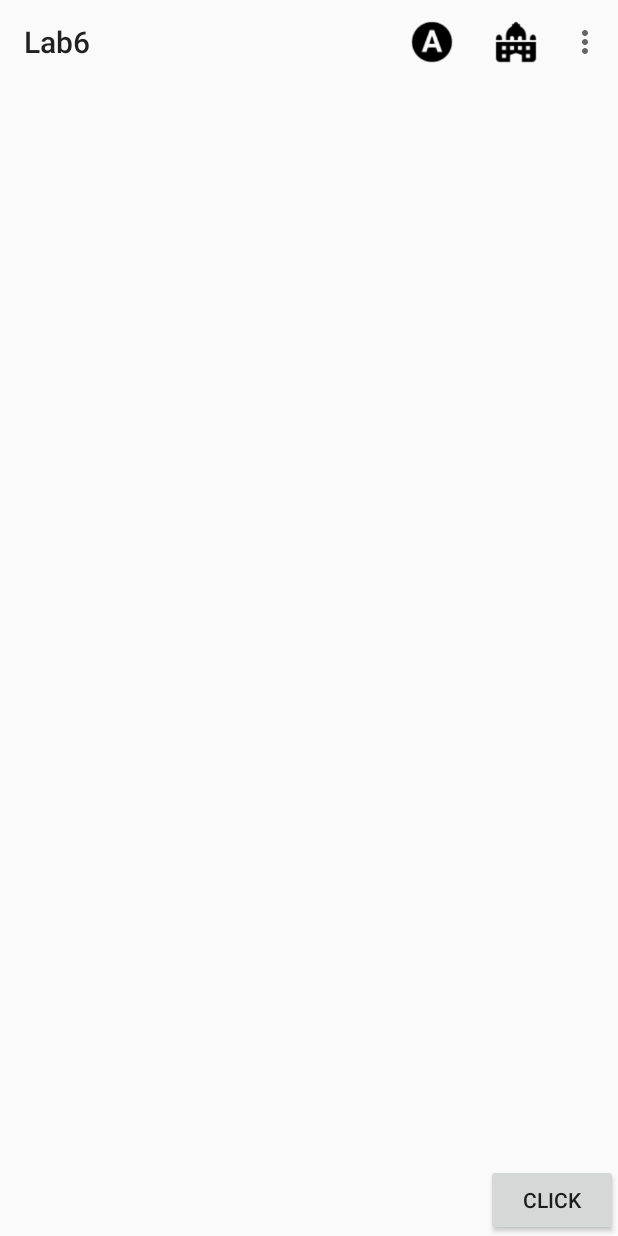
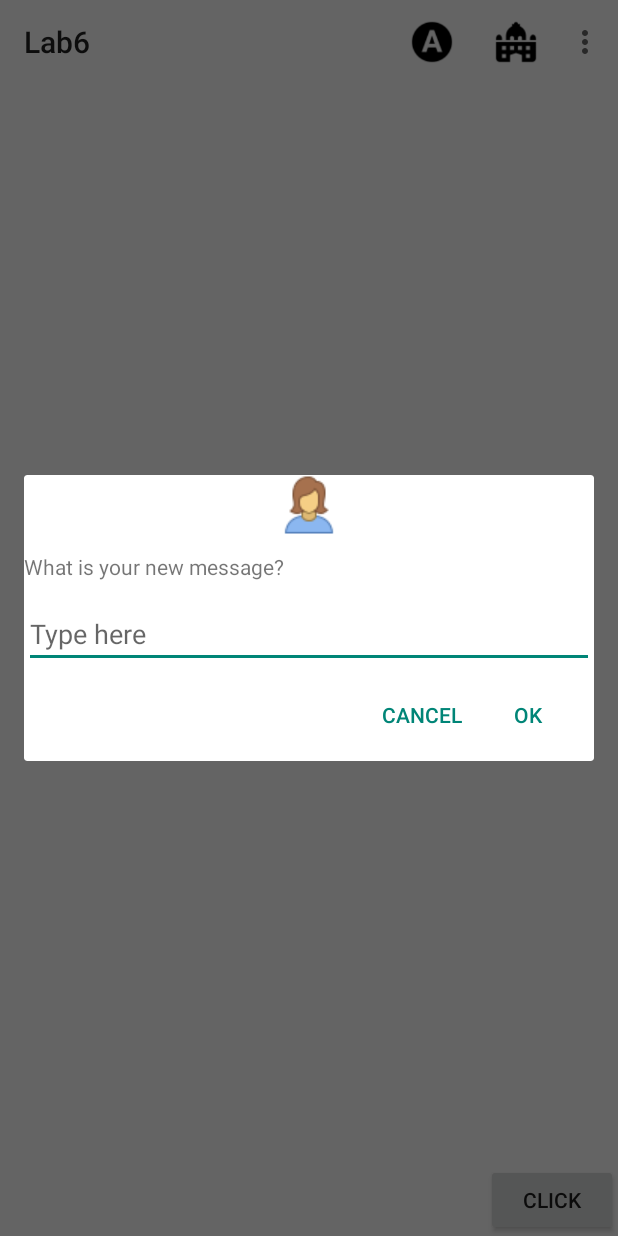
Before and after one commit to Smilesli/CST2335_GUI, an Android app: the TestToolbar screen opened directly, with no data from a screen before it, in the options menu, after a tap on "Three", on a phone screen of 412 x 824 dp. Run offline under Robolectric (Android 15) with nearby library versions, the phone set to English and light mode, and no system bars.

Commit message:
Finished lab 8

```diff
--- /dev/null
+++ b/app/src/main/java/com/example/yueli/androidlabs/ExampleDialog.java
@@ -0,0 +1,62 @@
+//android.support.v7.app.AppCompatDialogFragment
+
+package com.example.yueli.androidlabs;
+
+import android.app.AlertDialog;
+import android.app.Dialog;
+import android.content.Context;
+import android.content.DialogInterface;
+import android.os.Bundle;
+import android.support.v7.app.AppCompatDialogFragment;
+import android.view.LayoutInflater;
+import android.view.View;
+import android.widget.EditText;
+
+public class ExampleDialog extends AppCompatDialogFragment {
+
+    private EditText editTextMessage;
+    private ExampleDialogListener listener;
+
+    @Override
+    public Dialog onCreateDialog(Bundle savedInstanceState) {
+        AlertDialog.Builder builder = new AlertDialog.Builder(getActivity());
+
+        LayoutInflater inflater = getActivity().getLayoutInflater();
+        View view = inflater.inflate(R.layout.layout_dialog,null);
+
+        builder.setView(view)
+                .setNegativeButton(R.string.cancel,new DialogInterface.OnClickListener(){
+                    public void onClick(DialogInterface dialog, int id){
+
+                    }
+                })
+                .setPositiveButton(R.string.ok,new DialogInterface.OnClickListener(){
+                    public void onClick(DialogInterface dialog, int id){
+                        //Intent resultIntent = new Intent();
+                        //resultIntent.putExtra("Response","Here is my response");
+                        //setResult(Activity.RESULT_OK,resultIntent);
+                        //finish();
+                        String message = editTextMessage.getText().toString();
+                        listener.applyTexts(message);
+                    }
+                });
+        editTextMessage = view.findViewById(R.id.edit_message);
+
+        return builder.create();
+    }
+
+    @Override
+    public void onAttach(Context context) {
+        super.onAttach(context);
+
+        try {
+            listener = (ExampleDialogListener)context;
+        } catch (ClassCastException e) {
+            throw new ClassCastException(context.toString() + "must implement ExampleDialogListener");
+        }
+    }
+
+    public interface ExampleDialogListener{
+        void applyTexts(String message);
+    }
+}
--- a/app/src/main/java/com/example/yueli/androidlabs/TestToolbar.java
+++ b/app/src/main/java/com/example/yueli/androidlabs/TestToolbar.java
@@ -16,9 +16,10 @@ import android.view.View;
 import android.widget.Button;
 import android.widget.Toast;
 
-public class TestToolbar extends AppCompatActivity {
+public class TestToolbar extends AppCompatActivity implements ExampleDialog.ExampleDialogListener {
 
     private static final String TAG = "TestToolbar";
+    String currentMessage = "You selected item 1";
     @Override
     protected void onCreate(Bundle savedInstanceState) {
         super.onCreate(savedInstanceState);
@@ -41,7 +42,6 @@ public class TestToolbar extends AppCompatActivity {
         switch(item.getItemId()){
             case R.id.action_one:
             {
-                String currentMessage = "You selected item 1";
                 Snackbar.make(findViewById(R.id.action_one),currentMessage,Snackbar.LENGTH_SHORT).show();
                 //Log.i(TAG, "iteam one is selected");
             }
@@ -73,8 +73,10 @@ public class TestToolbar extends AppCompatActivity {
                 break;
             case R.id.action_three:
             {
+                Log.i(TAG, "iteam three is selected");
+                openDialog();
+
             }
-                Log.i(TAG, "iteam three is selected");
                 break;
             case R.id.action_4:
                 Toast.makeText(getApplicationContext(),R.string.aboutinfo, Toast.LENGTH_SHORT).show();
@@ -83,8 +85,19 @@ public class TestToolbar extends AppCompatActivity {
         return super.onOptionsItemSelected(item);
     }
 
+    public void openDialog(){
+        ExampleDialog exampleDialog = new ExampleDialog();
+        exampleDialog.show(getSupportFragmentManager(),"example diaglog");
+    }
+
+
 
     public void onButtonClick(View view){
         Snackbar.make((Button)findViewById(R.id.button5),"Message to show",Snackbar.LENGTH_SHORT).show();
     }
+
+    @Override
+    public void applyTexts(String message) {
+        currentMessage = message;
+    }
 }
--- /dev/null
+++ b/app/src/main/res/layout/layout_dialog.xml
@@ -0,0 +1,26 @@
+<?xml version="1.0" encoding="utf-8"?>
+<RelativeLayout xmlns:android="http://schemas.android.com/apk/res/android"
+                android:layout_width="match_parent"
+                android:layout_height="match_parent">
+
+    <ImageView
+            android:id="@+id/dialog_image"
+            android:layout_width="match_parent"
+            android:layout_height="wrap_content"
+            android:src="@drawable/row_odd" />
+
+    <TextView
+            android:id="@+id/dialogtextView2"
+            android:layout_width="match_parent"
+            android:layout_height="wrap_content"
+            android:text="@string/dialog_message1" android:layout_alignParentStart="true"
+            android:layout_alignParentTop="true" android:layout_marginTop="51dp"/>
+
+    <EditText
+            android:id="@+id/edit_message"
+            android:layout_width="match_parent"
+            android:layout_height="wrap_content"
+            android:hint="Type here" android:layout_alignParentStart="true"
+            android:layout_alignParentTop="true" android:layout_marginTop="83dp"/>
+
+</RelativeLayout>
--- a/app/src/main/res/values/strings.xml
+++ b/app/src/main/res/values/strings.xml
@@ -16,6 +16,7 @@
     <string name="dialog_title_toolbar">Do you want to go back?</string>
     <string name="cancel">cancel</string>
     <string name="ok">ok</string>
+    <string name="dialog_message1">What is your new message?</string>
 
     <!-- TODO: Remove or change this placeholder text -->
     <string name="hello_blank_fragment">Hello blank fragment</string>
```
Also changed, not shown: 1 other file.
